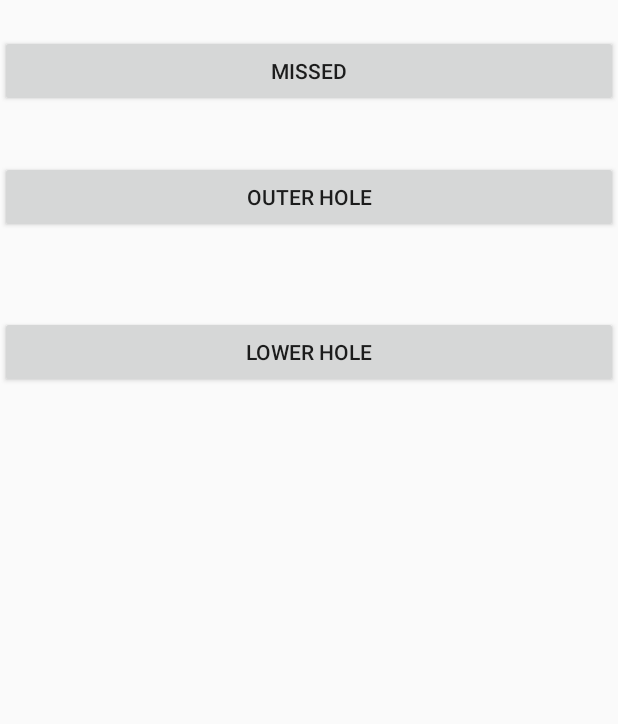
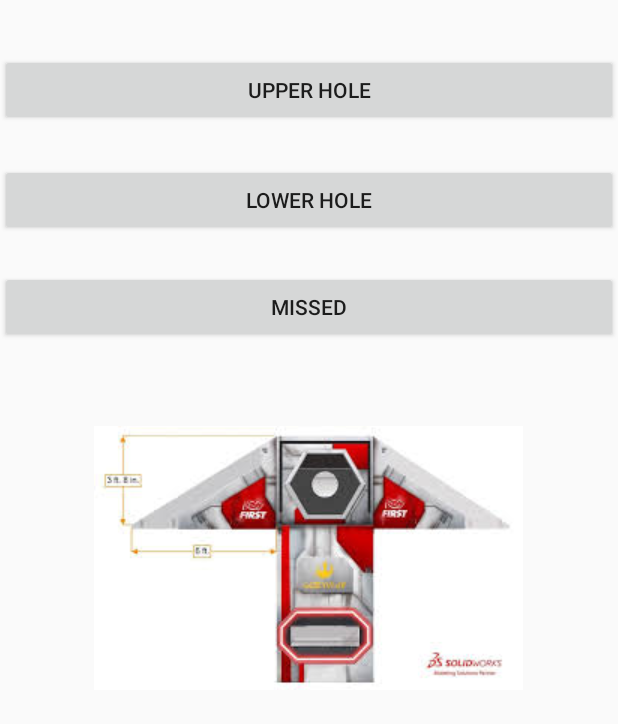
Before and after one commit to cperryoh/Digital-Eagles-2020-scouting, an Android app: the layout load_port.xml on its own in the app's theme, with its tools: preview values and no code run, on a phone screen of 412 x 824 dp. Shown: the top 724 px of the screen. Run offline under Robolectric (Android 15) with nearby library versions, the phone set to English and light mode, and no system bars.

Commit message:
image stuff

```diff
--- a/tabbedlasttry/app/src/main/res/layout/load_port.xml
+++ b/tabbedlasttry/app/src/main/res/layout/load_port.xml
@@ -1,7 +1,39 @@
 <?xml version="1.0" encoding="utf-8"?>
 <LinearLayout xmlns:android="http://schemas.android.com/apk/res/android"
+    xmlns:app="http://schemas.android.com/apk/res-auto"
     android:orientation="vertical" android:layout_width="match_parent"
     android:layout_height="match_parent">
+
+    <ScrollView
+        android:layout_width="match_parent"
+        android:layout_height="match_parent">
+
+        <LinearLayout
+            android:layout_width="match_parent"
+            android:layout_height="wrap_content"
+            android:orientation="vertical" >
+
+            <Space
+                android:layout_width="match_parent"
+                android:layout_height="36dp" />
+
+            <Button
+                android:id="@+id/LevelTwo"
+                android:layout_width="match_parent"
+                android:layout_height="wrap_content"
+                android:tag="Upper"
+                android:text="Upper Hole" />
+
+            <Space
+                android:layout_width="match_parent"
+                android:layout_height="25dp" />
+
+            <Button
+                android:id="@+id/LevelOne"
+                android:layout_width="match_parent"
+                android:layout_height="wrap_content"
+                android:tag="Lower"
+                android:text="Lower Hole" />
 
             <Space
                 android:layout_width="match_parent"
@@ -16,28 +48,15 @@
 
             <Space
                 android:layout_width="match_parent"
-        android:layout_height="36dp" />
-
-    <Button
-        android:id="@+id/LevelTwo"
-        android:layout_width="match_parent"
-        android:layout_height="wrap_content"
-        android:tag="Upper"
-        android:text="Outer Hole" />
-
-    <Space
-        android:layout_width="match_parent"
                 android:layout_height="55dp" />
 
-    <Button
-        android:id="@+id/LevelOne"
-        android:layout_width="match_parent"
-        android:layout_height="wrap_content"
-        android:tag="Lower"
-        android:text="Lower Hole" />
-
-    <Space
-        android:layout_width="match_parent"
-        android:layout_height="102dp" />
+            <ImageView
+                android:id="@+id/loadPort"
+                android:layout_width="wrap_content"
+                android:layout_height="match_parent"
+                android:layout_gravity="center"
+                app:srcCompat="@drawable/power_ports" />
+        </LinearLayout>
+    </ScrollView>
 
 </LinearLayout>
```
Also changed, not shown: tabbedlasttry/app/src/main/java/com/team5667/loadPort.java (+31 -0 lines), tabbedlasttry/app/src/main/res/drawable/map.png (added), tabbedlasttry/app/src/main/res/drawable/power_ports.jpg (added). Lines whose indentation alone changed are shown as unchanged.
